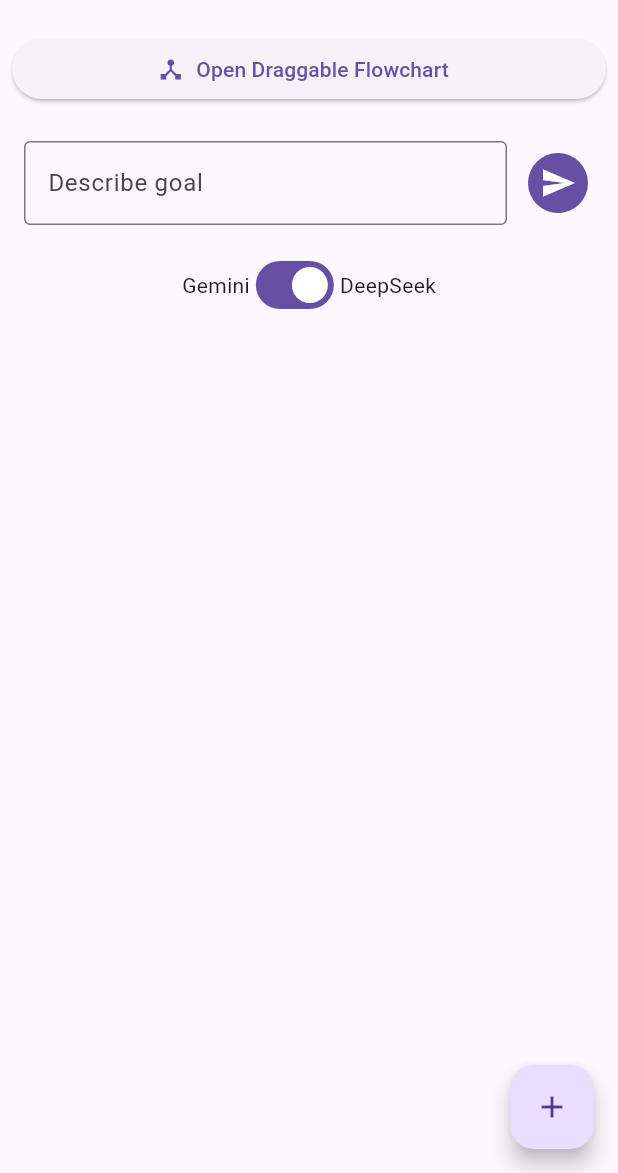
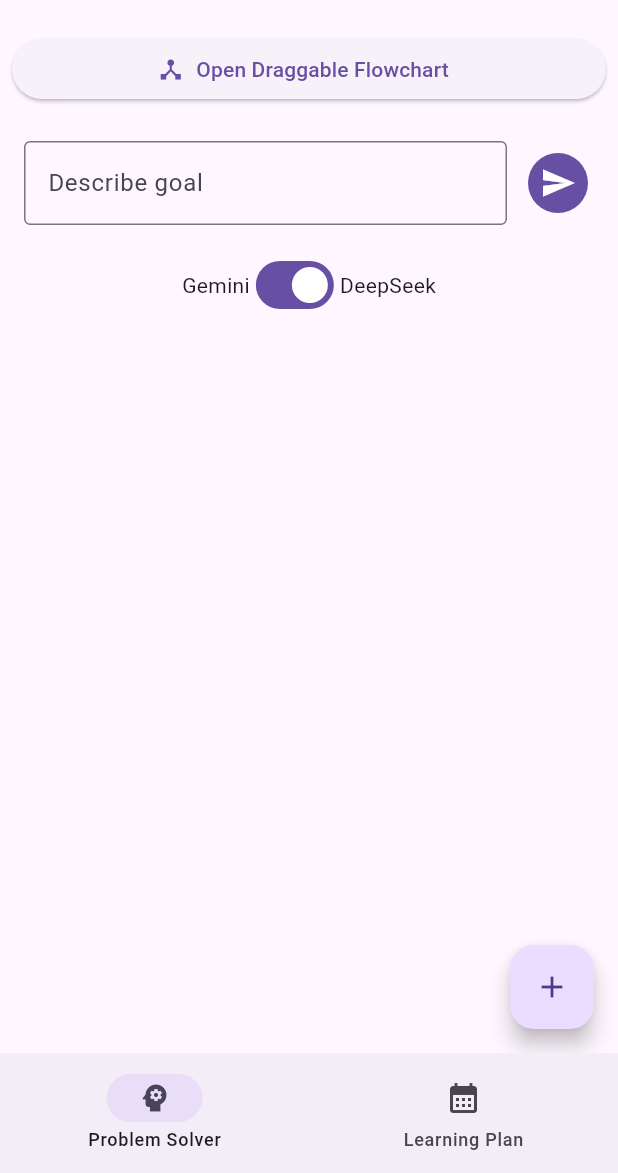
Before and after one commit to JaneGuoS/learning-helper-app, a Flutter app: the screen it shows after launch, on a phone screen of 412 x 824 dp, the part 63-1236 px from its top. Run offline on Flutter 3.47's test engine with Material 3 defaults, Android fonts, the phone set to English and light mode, and no system bars.

Commit message:
add the learning plan

```diff
--- a/lib/main.dart
+++ b/lib/main.dart
@@ -1,13 +1,16 @@
 import 'package:flutter/material.dart';
 import 'package:provider/provider.dart';
 import 'providers/workflow_provider.dart';
+import 'providers/plan_provider.dart'; // Import Plan Provider
 import 'ui/screens/problem_solver_screen.dart';
+import 'ui/screens/learning_plan_screen.dart';
 
 void main() {
   runApp(
     MultiProvider(
       providers: [
         ChangeNotifierProvider(create: (_) => WorkflowProvider()),
+        ChangeNotifierProvider(create: (_) => PlanProvider()), // Add Plan Provider
       ],
       child: const MyApp(),
     ),
@@ -20,9 +23,54 @@ class MyApp extends StatelessWidget {
   @override
   Widget build(BuildContext context) {
     return MaterialApp(
-      title: 'AI Workflow Editor',
-      theme: ThemeData(primarySwatch: Colors.deepPurple, useMaterial3: true),
-      home: const ProblemSolverScreen(),
+      title: 'AI Learning Agent',
+      theme: ThemeData(
+        primarySwatch: Colors.deepPurple,
+        useMaterial3: true,
+      ),
+      home: const MainNavigationScreen(), // Use Wrapper Screen
     );
   }
 }
+
+// Wrapper for Bottom Navigation
+class MainNavigationScreen extends StatefulWidget {
+  const MainNavigationScreen({super.key});
+
+  @override
+  State<MainNavigationScreen> createState() => _MainNavigationScreenState();
+}
+
+class _MainNavigationScreenState extends State<MainNavigationScreen> {
+  int _currentIndex = 0;
+
+  final List<Widget> _screens = [
+    const ProblemSolverScreen(),
+    const LearningPlanScreen(),
+  ];
+
+  @override
+  Widget build(BuildContext context) {
+    return Scaffold(
+      body: _screens[_currentIndex],
+      bottomNavigationBar: NavigationBar(
+        selectedIndex: _currentIndex,
+        onDestinationSelected: (index) {
+          setState(() {
+            _currentIndex = index;
+          });
+        },
+        destinations: const [
+          NavigationDestination(
+            icon: Icon(Icons.psychology),
+            label: 'Problem Solver',
+          ),
+          NavigationDestination(
+            icon: Icon(Icons.calendar_month),
+            label: 'Learning Plan',
+          ),
+        ],
+      ),
+    );
+  }
+}
--- a/pubspec.yaml
+++ b/pubspec.yaml
@@ -40,6 +40,7 @@ dependencies:
   # tflite_flutter: ^0.10.3
   # google_ml_kit: ^0.16.3
   provider: ^6.0.0
+  intl: ^0.20.2
 
 dev_dependencies:
   flutter_test:
```
Also changed, not shown: lib/models/entities/plan_node.dart (added, +29 -0 lines), lib/providers/plan_provider.dart (added, +61 -0 lines), lib/ui/screens/learning_plan_screen.dart (added, +177 -0 lines), pubspec.lock.
